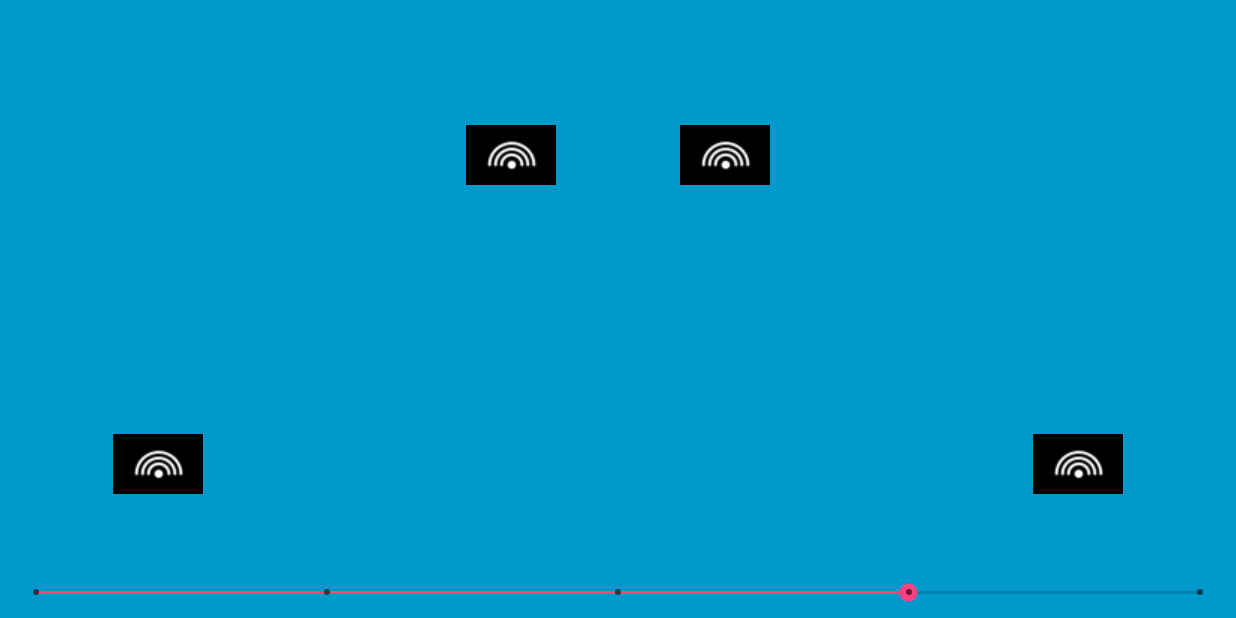
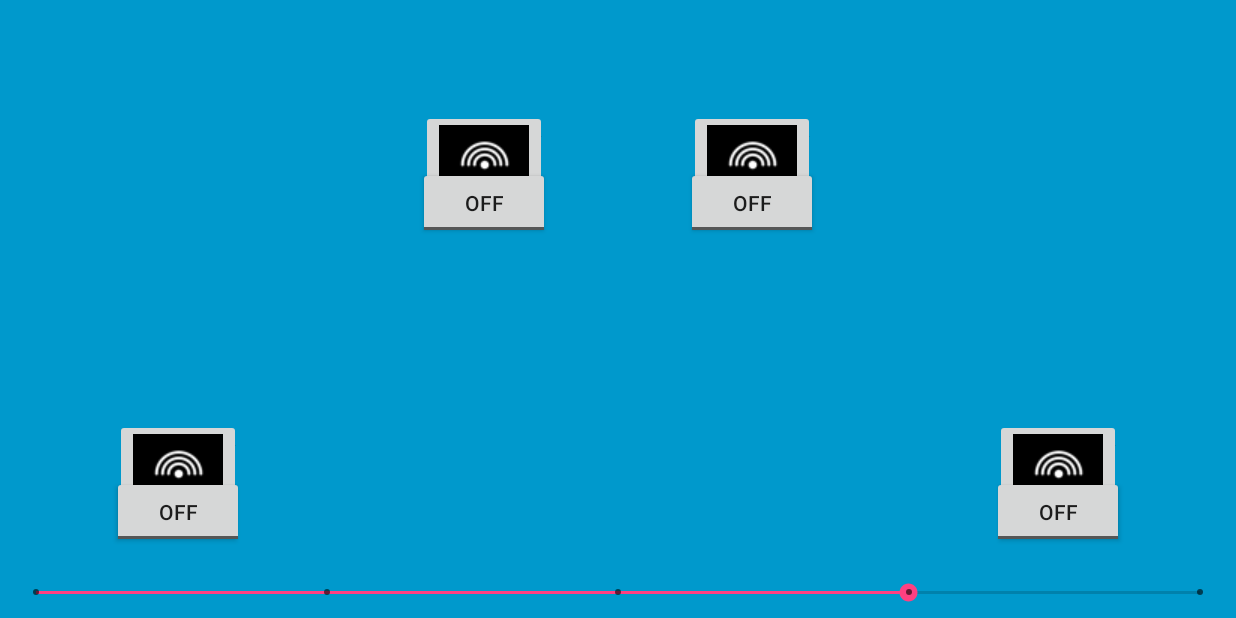
Before and after one commit to jbloit/android_responsiveLayout_testApp, an Android app: the screen it shows after launch (FullscreenActivity), on a phone screen of 824 x 412 dp (held sideways). Run offline under Robolectric (Android 15) with nearby library versions, the phone set to English and light mode, and no system bars.

Commit message:
display compound views instead of image views

```diff
--- /dev/null
+++ b/app/src/main/java/com/jbloit/reactivelayouttestapp/CompoundView.kt
@@ -0,0 +1,27 @@
+package com.jbloit.reactivelayouttestapp
+
+import android.content.Context
+import android.graphics.Canvas
+import android.support.constraint.ConstraintLayout
+import android.util.AttributeSet
+import android.view.LayoutInflater
+import android.view.View
+import android.widget.FrameLayout
+import android.widget.LinearLayout
+
+/**
+ * Created by bloit on 13/06/2018.
+ */
+
+// see https://medium.com/@elye.project/building-custom-component-with-kotlin-fc082678b080
+
+class CompoundView @JvmOverloads constructor (
+        context: Context,
+        attrs: AttributeSet? = null,
+        defStyleRes: Int = 0
+) : ConstraintLayout(context, attrs, defStyleRes){
+    init {
+        LayoutInflater.from(context).inflate(R.layout.layout_compound, this, true)
+
+    }
+}
--- a/app/src/main/java/com/jbloit/reactivelayouttestapp/FullscreenActivity.kt
+++ b/app/src/main/java/com/jbloit/reactivelayouttestapp/FullscreenActivity.kt
@@ -18,7 +18,7 @@ class FullscreenActivity : AppCompatActivity(), SeekBar.OnSeekBarChangeListener
     val TAG = "FULLSCREEN"
 
     private var viewsCount = 8
-    private var imageViews: ArrayList<ImageView> = ArrayList(viewsCount)
+    private var compoundViews: ArrayList<CompoundView> = ArrayList(viewsCount)
 
     override fun onCreate(savedInstanceState: Bundle?) {
         super.onCreate(savedInstanceState)
@@ -26,10 +26,10 @@ class FullscreenActivity : AppCompatActivity(), SeekBar.OnSeekBarChangeListener
         setContentView(R.layout.activity_fullscreen)
         seekBar_imageCount.setOnSeekBarChangeListener(this)
 
-        imageViews.add(img1)
-        imageViews.add(img2)
-        imageViews.add(img3)
-        imageViews.add(img4)
+        compoundViews.add(img1)
+        compoundViews.add(img2)
+        compoundViews.add(img3)
+        compoundViews.add(img4)
 
 
     }
@@ -42,11 +42,11 @@ class FullscreenActivity : AppCompatActivity(), SeekBar.OnSeekBarChangeListener
         }
 
         for (i in 0..3){
-            imageViews[i].visibility = ImageView.GONE
+            compoundViews[i].visibility = ImageView.GONE
         }
         for (i in 1..progress){
             Log.d(TAG, "progress : $i")
-            imageViews[i-1]?.visibility = ImageView.VISIBLE
+            compoundViews[i-1]?.visibility = ImageView.VISIBLE
         }
     }
 
--- a/app/src/main/res/layout/activity_fullscreen.xml
+++ b/app/src/main/res/layout/activity_fullscreen.xml
@@ -20,7 +20,8 @@
             android:orientation="vertical"
             app:layout_constraintGuide_percent="0.5" />
 
-        <ImageView
+
+        <com.jbloit.reactivelayouttestapp.CompoundView
             android:id="@+id/img1"
             android:layout_width="0dp"
             android:layout_height="0dp"
@@ -39,10 +40,9 @@
             app:layout_constraintStart_toStartOf="parent"
             app:layout_constraintTop_toTopOf="parent"
             app:layout_constraintVertical_bias="0.5"
-            app:layout_constraintWidth_default="wrap"
-            app:srcCompat="@mipmap/icone_menu_acoustique" />
+            app:layout_constraintWidth_default="wrap" />
 
-        <ImageView
+        <com.jbloit.reactivelayouttestapp.CompoundView
             android:id="@+id/img2"
             android:layout_width="0dp"
             android:layout_height="0dp"
@@ -61,7 +61,7 @@
             app:layout_constraintStart_toStartOf="@+id/guideline_horizontal_center"
             app:layout_constraintTop_toTopOf="parent"
             app:layout_constraintWidth_default="wrap"
-            app:srcCompat="@mipmap/icone_menu_acoustique" />
+            />
 
         <android.support.constraint.Guideline
             android:id="@+id/guideline_margin1"
@@ -71,7 +71,7 @@
             app:layout_constraintGuide_percent="0.5"
             android:visibility="visible"/>
 
-        <ImageView
+        <com.jbloit.reactivelayouttestapp.CompoundView
             android:id="@+id/img3"
             android:layout_width="0dp"
             android:layout_height="0dp"
@@ -90,9 +90,9 @@
             app:layout_constraintStart_toStartOf="parent"
             app:layout_constraintTop_toBottomOf="@+id/guideline_margin1"
             app:layout_constraintWidth_default="wrap"
-            app:srcCompat="@mipmap/icone_menu_acoustique" />
+            />
 
-        <ImageView
+        <com.jbloit.reactivelayouttestapp.CompoundView
             android:id="@+id/img4"
             android:layout_width="0dp"
             android:layout_height="0dp"
@@ -110,8 +110,7 @@
             app:layout_constraintHorizontal_bias="0.8"
             app:layout_constraintStart_toStartOf="@+id/guideline_horizontal_center"
             app:layout_constraintTop_toBottomOf="@+id/guideline_margin1"
-            app:layout_constraintWidth_default="wrap"
-            app:srcCompat="@mipmap/icone_menu_acoustique" />
+            app:layout_constraintWidth_default="wrap" />
 
         <android.support.constraint.Guideline
             android:id="@+id/guideline_margin2"
--- /dev/null
+++ b/app/src/main/res/layout/layout_compound.xml
@@ -0,0 +1,53 @@
+<?xml version="1.0" encoding="utf-8"?>
+<android.support.constraint.ConstraintLayout xmlns:android="http://schemas.android.com/apk/res/android"
+    xmlns:app="http://schemas.android.com/apk/res-auto"
+    xmlns:tools="http://schemas.android.com/tools"
+    android:layout_width="match_parent"
+    android:layout_height="match_parent">
+
+    <android.support.constraint.Guideline
+        android:id="@+id/guideline"
+        android:layout_width="wrap_content"
+        android:layout_height="wrap_content"
+        android:orientation="horizontal"
+        app:layout_constraintGuide_percent="0.5"/>
+
+    <TextView
+        android:id="@+id/textView"
+        android:layout_width="wrap_content"
+        android:layout_height="wrap_content"
+        android:layout_marginBottom="8dp"
+        android:text="BLABLABLA"
+        app:layout_constraintBottom_toTopOf="@+id/guideline"
+        app:layout_constraintEnd_toEndOf="parent"
+        app:layout_constraintLeft_toLeftOf="parent"
+        app:layout_constraintRight_toRightOf="parent"
+        app:layout_constraintStart_toStartOf="parent" />
+
+    <ToggleButton
+        android:id="@+id/toggleButton"
+        android:layout_width="wrap_content"
+        android:layout_height="wrap_content"
+        android:layout_marginEnd="8dp"
+        android:layout_marginStart="8dp"
+        android:layout_marginTop="8dp"
+        android:text="ToggleButton"
+        app:layout_constraintEnd_toEndOf="parent"
+        app:layout_constraintStart_toStartOf="parent"
+        app:layout_constraintTop_toTopOf="@+id/guideline" />
+
+    <ImageButton
+        android:id="@+id/imageButton"
+        android:layout_width="wrap_content"
+        android:layout_height="wrap_content"
+        android:layout_marginBottom="8dp"
+        android:layout_marginEnd="8dp"
+        android:layout_marginStart="8dp"
+        android:layout_marginTop="8dp"
+        app:layout_constraintBottom_toBottomOf="parent"
+        app:layout_constraintEnd_toEndOf="parent"
+        app:layout_constraintStart_toStartOf="parent"
+        app:layout_constraintTop_toTopOf="parent"
+        app:srcCompat="@mipmap/icone_menu_acoustique" />
+
+</android.support.constraint.ConstraintLayout>
```
